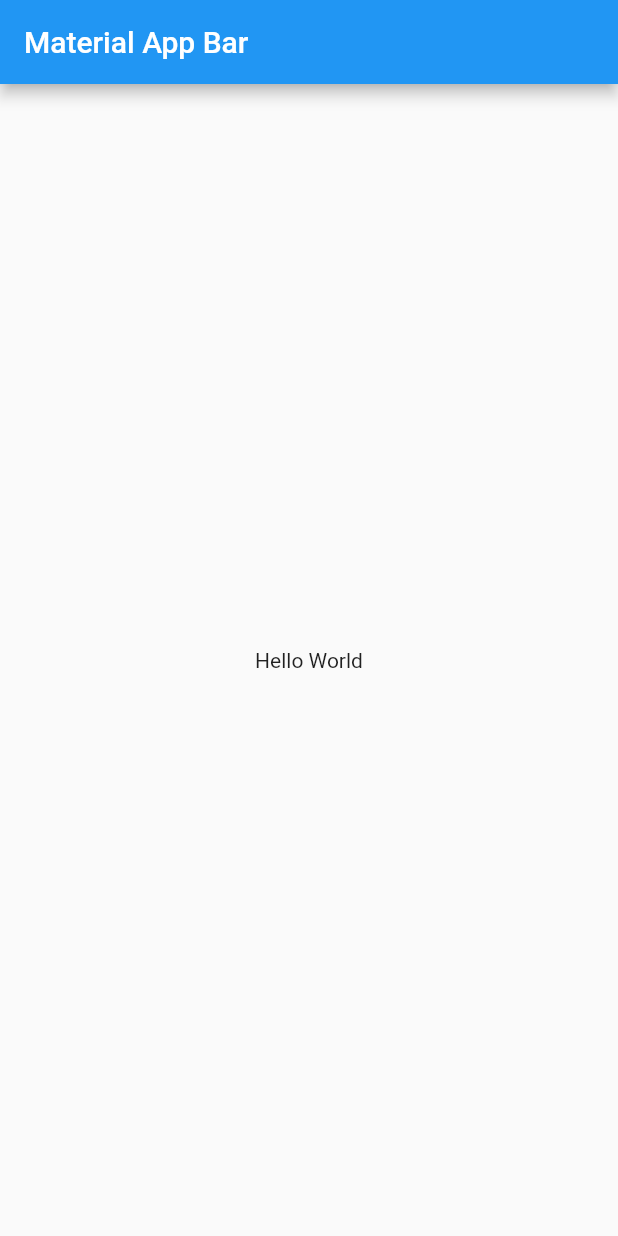
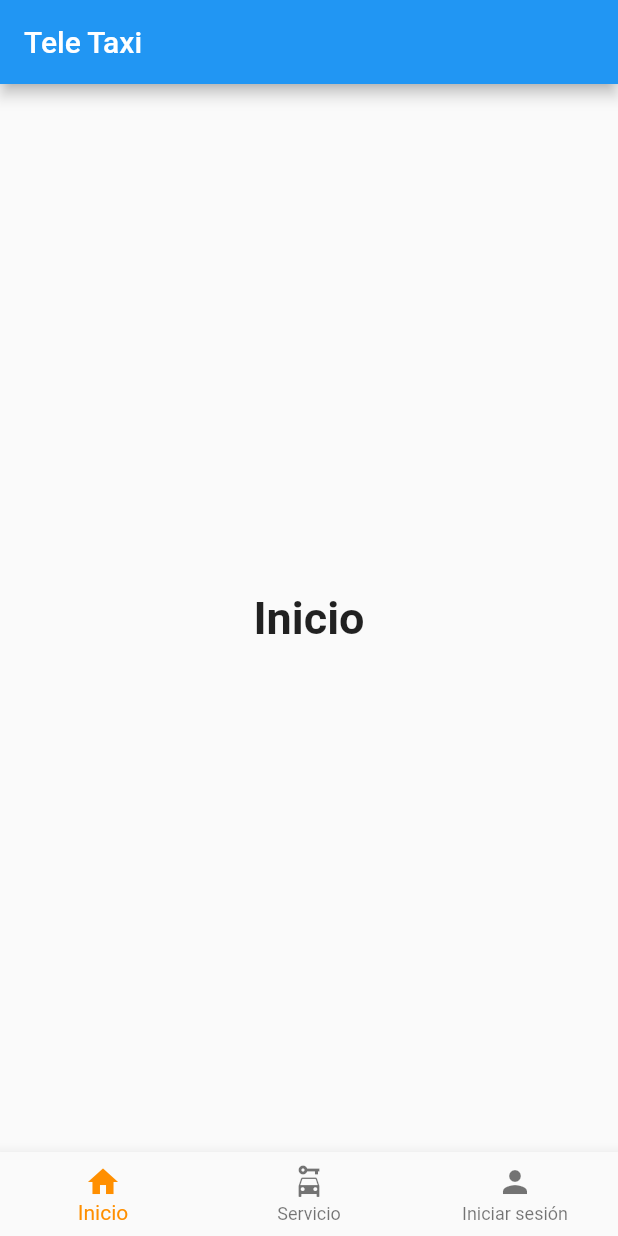
Before and after one commit to DavidPyn27/finalFlutter, a Flutter app: the screen it shows after launch, on a phone screen of 412 x 824 dp. Run offline on Flutter 3.47's test engine with Material 2 defaults, Android fonts, the phone set to English and light mode, and no system bars; our stand-ins replace connectivity_plus, flutter_bloc, rxdart.

Commit message:
creado navegación y rutas.

```diff
--- a/tele_taxi/lib/main.dart
+++ b/tele_taxi/lib/main.dart
@@ -1,7 +1,6 @@
 import 'package:flutter/material.dart';
+import 'package:tele_taxi/src/navigation/routes.dart';
 import 'package:tele_taxi/src/utils/check_internet_connection.dart';
-import 'package:tele_taxi/src/widgets/menu.dart';
-import 'package:tele_taxi/src/widgets/warning_widget_cubit.dart';
 
 final internetChecker = CheckInternetConnection();
 void main() => runApp(MyApp());
@@ -9,18 +8,10 @@
 class MyApp extends StatelessWidget {
   @override
   Widget build(BuildContext context) {
-    return MaterialApp(
-      title: 'Material App',
-      home: Scaffold(
-        appBar: AppBar(
-          title: Text('Material App Bar'),
-        ),
-        body: Center(
-          child: Container(
-            child: Text('Hello World'),
-          ),
-        ),
-      ),
+    return const MaterialApp(
+      title: 'Tele Taxi',
+      debugShowCheckedModeBanner: false,
+      onGenerateRoute: Routes.routes,
     );
   }
 }
--- /dev/null
+++ b/tele_taxi/lib/src/navigation/routes.dart
@@ -0,0 +1,18 @@
+import 'package:flutter/material.dart';
+import 'package:tele_taxi/src/widgets/menu.dart';
+
+class Routes {
+  static const root = '/';
+
+  static Route routes(RouteSettings routeSettings) {
+    switch (routeSettings.name) {
+      case root:
+        return _buildRoute(const Menu());
+      default:
+        throw Exception('Route does not exists');
+    }
+  }
+
+  static MaterialPageRoute _buildRoute(Widget widget) =>
+      MaterialPageRoute(builder: (_) => widget);
+}
--- a/tele_taxi/lib/src/widgets/menu.dart
+++ b/tele_taxi/lib/src/widgets/menu.dart
@@ -1,21 +1,79 @@
 import 'package:flutter/material.dart';
 
-void main() => runApp(Menu());
+void main() => runApp(const Menu());
 
 class Menu extends StatelessWidget {
+  const Menu();
+
+  static const String _title = 'Tele Taxi';
+
   @override
   Widget build(BuildContext context) {
-    return MaterialApp(
-      title: 'Material App',
-      home: Scaffold(
-        appBar: AppBar(
-          title: Text('Material App Bar'),
-        ),
-        body: Center(
-          child: Container(
-            child: Text('Hello World'),
+    return const MaterialApp(
+      title: _title,
+      home: MyStatefulWidget(),
+    );
+  }
+}
+
+class MyStatefulWidget extends StatefulWidget {
+  const MyStatefulWidget({Key? key}) : super(key: key);
+
+  @override
+  State<MyStatefulWidget> createState() => _MyStatefulWidgetState();
+}
+
+class _MyStatefulWidgetState extends State<MyStatefulWidget> {
+  int _selectedIndex = 0;
+  static const TextStyle optionStyle =
+  TextStyle(fontSize: 30, fontWeight: FontWeight.bold);
+  static const List<Widget> _widgetOptions = <Widget>[
+    Text(
+      'Inicio',
+      style: optionStyle,
+    ),
+    Text(
+      'Solicitar servicio',
+      style: optionStyle,
+    ),
+    Text(
+      'Iniciar sesión',
+      style: optionStyle,
+    ),
+  ];
+
+  void _onItemTapped(int index) {
+    setState(() {
+      _selectedIndex = index;
+    });
+  }
+
+  @override
+  Widget build(BuildContext context) {
+    return Scaffold(
+      appBar: AppBar(
+        title: const Text('Tele Taxi'),
+      ),
+      body: Center(
+        child: _widgetOptions.elementAt(_selectedIndex),
+      ),
+      bottomNavigationBar: BottomNavigationBar(
+        items: const <BottomNavigationBarItem>[
+          BottomNavigationBarItem(
+            icon: Icon(Icons.home),
+            label: 'Inicio',
           ),
-        ),
+          BottomNavigationBarItem(
+            icon: Icon(Icons.car_rental),
+            label: 'Servicio',
+          ),
+          BottomNavigationBarItem(
+            icon: Icon(Icons.person),
+            label: 'Iniciar sesión',
+          ),
+        ],
+        selectedItemColor: Colors.amber[800],
+        onTap: _onItemTapped,
       ),
     );
   }
```
